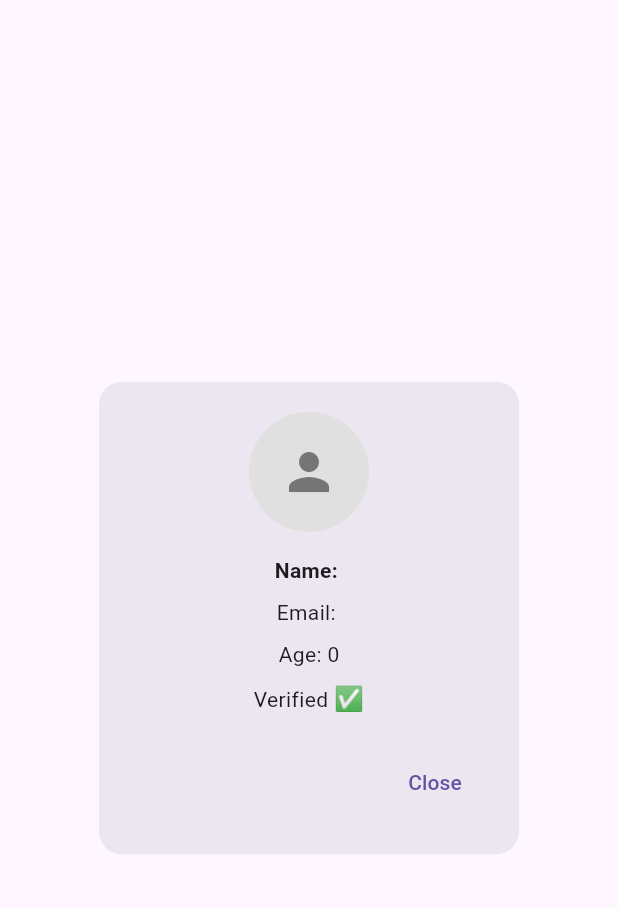
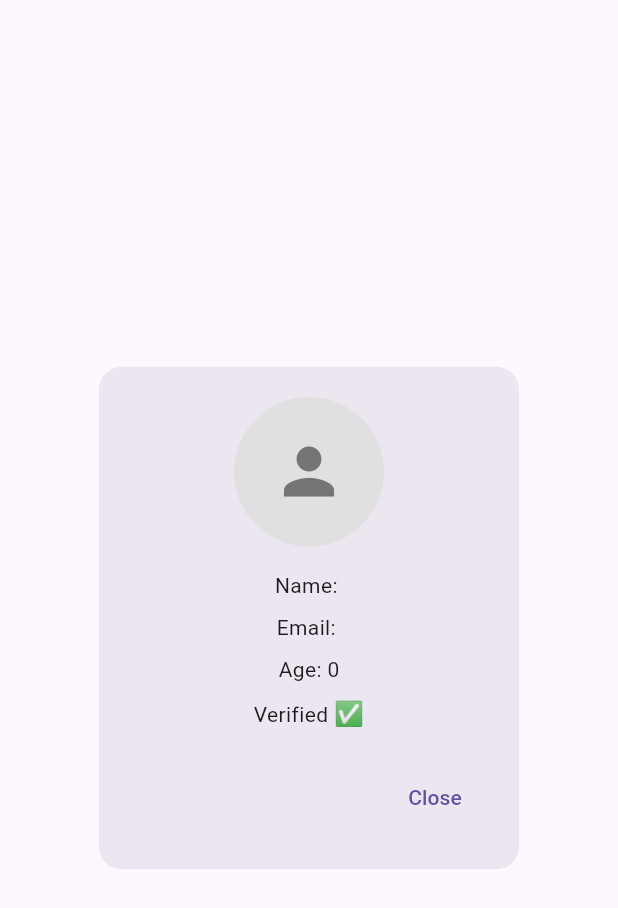
Before and after one commit to DIV-SYSTEM/firos_sports, a Flutter app: the ProfileScreenLite widget shown alone on an empty page, opened directly, on a phone screen of 412 x 824 dp. Shown: the top 908 px of the screen. Run offline on Flutter 3.47's test engine with Material 3 defaults, Android fonts, the phone set to English and light mode, and no system bars; our stand-ins replace firebase_core, firebase_database, flutter_map, flutter_spinkit, geolocator, image_picker and 3 more; accounts and stored records are empty; network calls fail.

Commit message:
Update profile_screen1.dart

```diff
--- a/lib/screen/profile_screen1.dart
+++ b/lib/screen/profile_screen1.dart
@@ -16,21 +16,24 @@ class ProfileScreenLite extends StatelessWidget {
       content: Column(
         mainAxisSize: MainAxisSize.min,
         children: [
-          CircularAvatar(imageUrl: user?.imageUrl, radius: 40, userId: user?.id),
+          CircularAvatar(imageUrl: user?.imageUrl, radius: 50, userId: user?.id),
           const SizedBox(height: 16),
-          Text('Name: ${user?.name ?? "N/A"}', style: const TextStyle(fontWeight: FontWeight.bold)),
+          Text('Name: ${user?.name ?? "N/A"}'),
           const SizedBox(height: 8),
           Text('Email: ${user?.email ?? "N/A"}'),
           const SizedBox(height: 8),
           Text('Age: ${user?.age?.toString() ?? "N/A"}'),
           const SizedBox(height: 8),
-          const Row(
+          Row(
             mainAxisAlignment: MainAxisAlignment.center,
-            children: [
+            children: const [
               Text('Verified '),
               Text(
                 '✅️',
-                style: TextStyle(color: Color(0xFF1DA1F2), fontSize: 16),
+                style: TextStyle(
+                  color: Color(0xFF1DA1F2), // Twitter/X blue
+                  fontSize: 16,
+                ),
               ),
             ],
           ),
```
